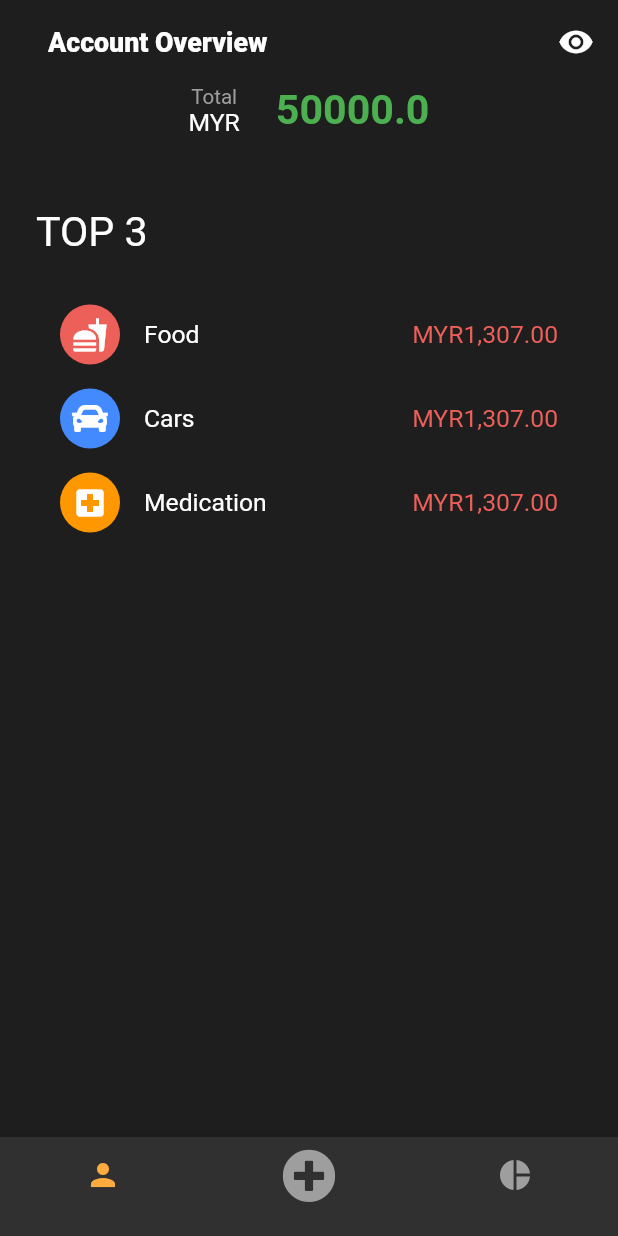
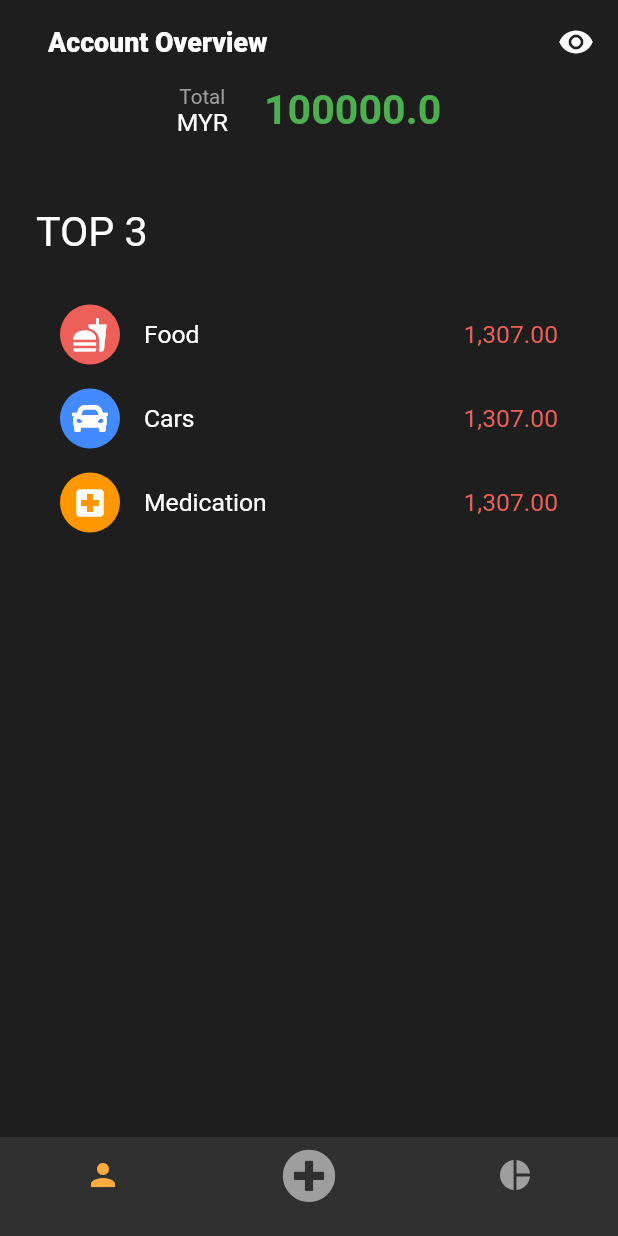
Before and after one commit to qqgary/expense-tracker, a Flutter app: the screen it shows after launch, on a phone screen of 412 x 824 dp. Run offline on Flutter 3.47's test engine with Material 2 defaults, Android fonts, the phone set to English and light mode, and no system bars; our stand-ins replace font_awesome_flutter, sizer.

Commit message:
💄 UI touched up on account overview and add new record

```diff
--- a/lib/model/aaccount.dart
+++ b/lib/model/aaccount.dart
@@ -1,9 +1,10 @@
 import 'package:expense_tracker/model/category.dart';
 
 class AccountModel {
-  double totalEarning;
-  double totalExpenses;
-  List<Category> categories;
+  double amount;
+  String title;
+  String description;
+  Category categories;
 
-  AccountModel({this.totalEarning, this.totalExpenses, this.categories});
+  AccountModel({this.amount, this.categories});
 }
--- a/lib/provider/account.dart
+++ b/lib/provider/account.dart
@@ -3,8 +3,7 @@ import 'package:flutter/material.dart';
 
 class AccountProvider extends ChangeNotifier {
   AccountModel _account = AccountModel(
-    totalEarning: 100000.00,
-    totalExpenses: 50000.00,
+    amount: 100000.00,
   );
   AccountModel get account => this._account;
 
@@ -26,8 +25,13 @@ class AccountProvider extends ChangeNotifier {
     this._expenseNode = val;
   }
 
-  addTotalValue() {
-    _account.totalEarning += expensePrice;
+  addAmount() {
+    _account.amount += expensePrice;
+    notifyListeners();
+  }
+
+  minusAmount() {
+    _account.amount -= expensePrice;
     notifyListeners();
   }
 }
--- a/lib/screens/bottom_navigation_screens/account_overview.dart
+++ b/lib/screens/bottom_navigation_screens/account_overview.dart
@@ -75,7 +75,7 @@ class AccountOverviewScreen extends StatelessWidget {
             ),
             title: AppText('Food'),
             trailing: AppText(
-              'MYR1,307.00',
+              isVisible ? '1,307.00' : '🙈',
               color: AppColor.red,
             ),
           ),
@@ -86,7 +86,7 @@ class AccountOverviewScreen extends StatelessWidget {
             ),
             title: AppText('Cars'),
             trailing: AppText(
-              'MYR1,307.00',
+              isVisible ? '1,307.00' : '🙈',
               color: AppColor.red,
             ),
           ),
@@ -97,7 +97,7 @@ class AccountOverviewScreen extends StatelessWidget {
             ),
             title: AppText('Medication'),
             trailing: AppText(
-              'MYR1,307.00',
+              isVisible ? '1,307.00' : '🙈',
               color: AppColor.red,
             ),
           ),
@@ -127,20 +127,14 @@ class AccountOverviewScreen extends StatelessWidget {
         AppWidthSizedBox.mediumBox,
         isVisible
             ? AppText(
-                (account.totalEarning - account.totalExpenses).toString(),
-                color: (account.totalEarning - account.totalExpenses) < 0
-                    ? AppColor.red
-                    : AppColor.green,
+                (account.amount).toString(),
+                color: (account.amount) < 0 ? AppColor.red : AppColor.green,
                 fontSize: AppFontSize.extraTitle,
                 fontWeight: AppFontWeight.bold,
               )
             : AppText(
-                (account.totalEarning - account.totalExpenses) < 0
-                    ? 'Bankruptcy'
-                    : 'Billionaire',
-                color: (account.totalEarning - account.totalExpenses) < 0
-                    ? AppColor.red
-                    : AppColor.green,
+                account.amount < 0 ? 'Bankruptcy' : 'Billionaire',
+                color: account.amount < 0 ? AppColor.red : AppColor.green,
                 fontSize: AppFontSize.extraTitle,
                 fontWeight: AppFontWeight.bold,
               ),
--- a/lib/screens/bottom_navigation_screens/expense/add_new_record.dart
+++ b/lib/screens/bottom_navigation_screens/expense/add_new_record.dart
@@ -28,7 +28,7 @@ class AddNewRecord extends StatelessWidget {
     _formKey.currentState.save();
     final AccountProvider accProvider =
         Provider.of<AccountProvider>(context, listen: false);
-    accProvider.addTotalValue();
+    accProvider.addAmount();
 
     Navigator.pop(context);
   }
```
